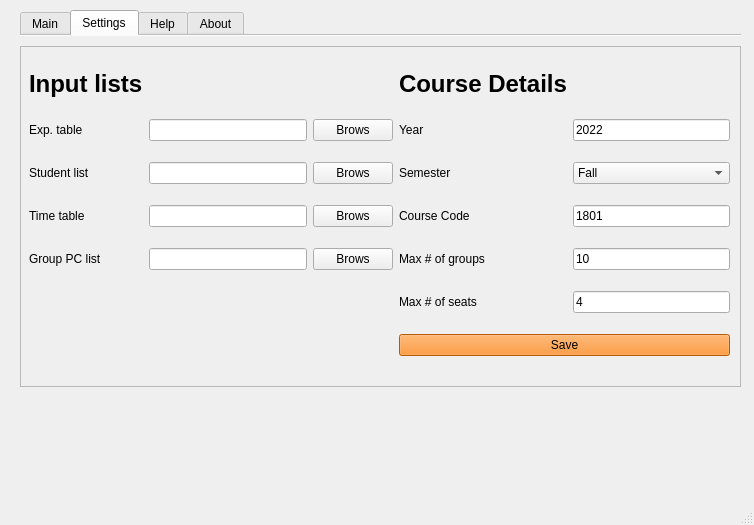
Old version of the form YorkULabSeating.ui in the repository tdgskinner/yorku-phys-lab-seating.
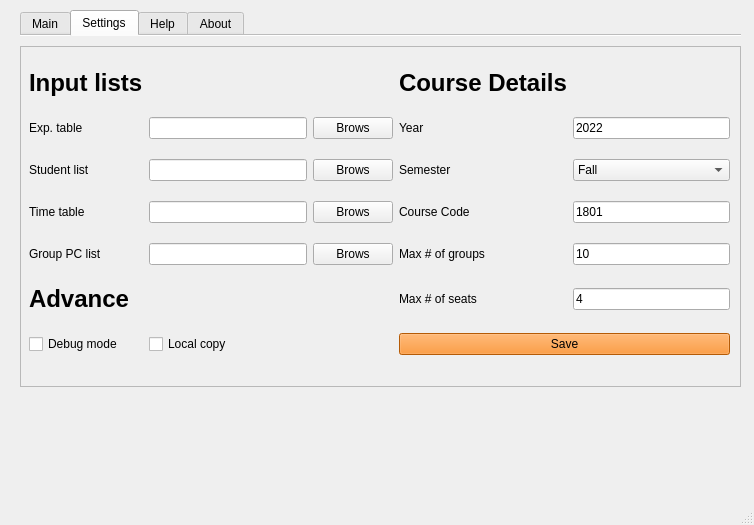
New version of the form. The open tabs and pages were chosen to show the change. Icons and pictures are not drawn.

Commit message: advance option and minor update

Patch:
```diff
--- a/YorkULabSeating.ui
+++ b/YorkULabSeating.ui
@@ -633,6 +633,40 @@
           </property>
          </widget>
         </item>
+        <item row="6" column="0">
+         <widget class="QCheckBox" name="checkBox_debugMode">
+          <property name="text">
+           <string>Debug mode</string>
+          </property>
+         </widget>
+        </item>
+        <item row="6" column="1">
+         <widget class="QCheckBox" name="checkBox_localCopy">
+          <property name="text">
+           <string>Local copy</string>
+          </property>
+         </widget>
+        </item>
+        <item row="5" column="0">
+         <widget class="QLabel" name="label_39">
+          <property name="sizePolicy">
+           <sizepolicy hsizetype="Preferred" vsizetype="Fixed">
+            <horstretch>0</horstretch>
+            <verstretch>0</verstretch>
+           </sizepolicy>
+          </property>
+          <property name="font">
+           <font>
+            <pointsize>18</pointsize>
+            <weight>75</weight>
+            <bold>true</bold>
+           </font>
+          </property>
+          <property name="text">
+           <string>Advance</string>
+          </property>
+         </widget>
+        </item>
        </layout>
       </widget>
      </widget>
```
Left out of the diff: 8 changed lines with no effect on the pictures. The commit also changes 4 other files.
